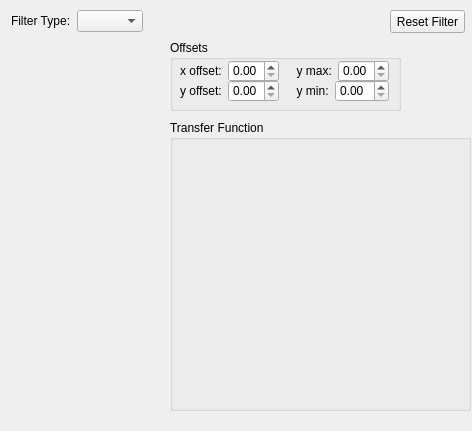
Above: l674_lock_ui/widgets/iir.ui from OxfordIonTrapGroup/stabilizer-ui before the change. Below: the same form after it.
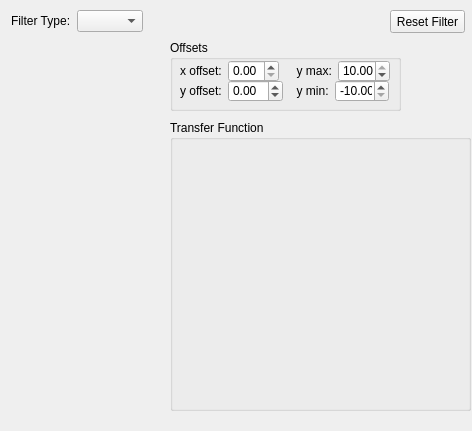
That is the form after the change.

Diff of the .ui file:
```diff
--- a/l674_lock_ui/widgets/iir.ui
+++ b/l674_lock_ui/widgets/iir.ui
@@ -91,7 +91,7 @@
      <rect>
       <x>120</x>
       <y>20</y>
-      <width>99</width>
+      <width>100</width>
       <height>22</height>
      </rect>
     </property>
@@ -104,7 +104,17 @@
       </widget>
      </item>
      <item row="0" column="1">
-      <widget class="QDoubleSpinBox" name="doubleSpinBox_6"/>
+      <widget class="QDoubleSpinBox" name="y_maxBox">
+       <property name="minimum">
+        <double>-10.000000000000000</double>
+       </property>
+       <property name="maximum">
+        <double>10.000000000000000</double>
+       </property>
+       <property name="value">
+        <double>10.000000000000000</double>
+       </property>
+      </widget>
      </item>
     </layout>
    </widget>
@@ -126,7 +136,11 @@
       </widget>
      </item>
      <item row="0" column="1">
-      <widget class="QDoubleSpinBox" name="doubleSpinBox_4"/>
+      <widget class="QDoubleSpinBox" name="x_offsetBox">
+       <property name="maximum">
+        <double>10.000000000000000</double>
+       </property>
+      </widget>
      </item>
     </layout>
    </widget>
@@ -135,7 +149,7 @@
      <rect>
       <x>10</x>
       <y>40</y>
-      <width>99</width>
+      <width>103</width>
       <height>22</height>
      </rect>
     </property>
@@ -148,7 +162,14 @@
       </widget>
      </item>
      <item row="0" column="1">
-      <widget class="QDoubleSpinBox" name="doubleSpinBox_5"/>
+      <widget class="QDoubleSpinBox" name="y_offsetBox">
+       <property name="minimum">
+        <double>-10.000000000000000</double>
+       </property>
+       <property name="maximum">
+        <double>10.000000000000000</double>
+       </property>
+      </widget>
      </item>
     </layout>
    </widget>
@@ -170,7 +191,17 @@
       </widget>
      </item>
      <item row="0" column="1">
-      <widget class="QDoubleSpinBox" name="doubleSpinBox_7"/>
+      <widget class="QDoubleSpinBox" name="y_minBox">
+       <property name="minimum">
+        <double>-10.000000000000000</double>
+       </property>
+       <property name="maximum">
+        <double>10.000000000000000</double>
+       </property>
+       <property name="value">
+        <double>-10.000000000000000</double>
+       </property>
+      </widget>
      </item>
     </layout>
    </widget>
```
